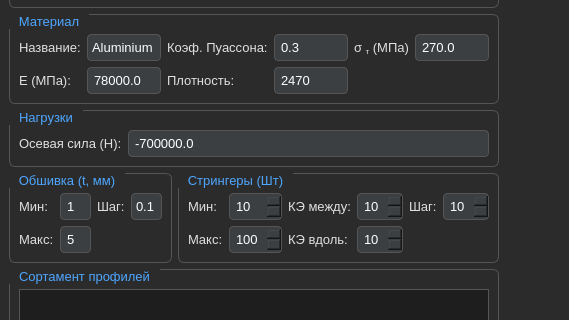
Before: the Qt Designer form ui/main_window.ui in eugeneZolotarev/fem_analyze_cone_shell, drawn with Qt 5; both pictures show x 0 to 569 and y 91 to 411 of the 1150 by 895 pixel window.
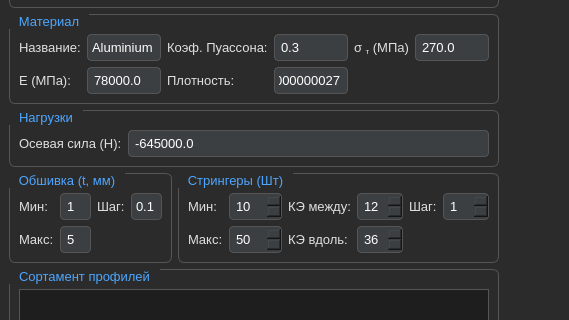
After: the same form once the commit is applied.

```diff
--- a/ui/main_window.ui
+++ b/ui/main_window.ui
@@ -145,7 +145,7 @@
            <item row="1" column="3">
             <widget class="QLineEdit" name="sb_mat_density">
              <property name="text">
-              <string>2470</string>
+              <string>0.0000000027</string>
              </property>
             </widget>
            </item>
@@ -182,7 +182,7 @@
            <item row="0" column="1">
             <widget class="QLineEdit" name="sb_load">
              <property name="text">
-              <string>-700000.0</string>
+              <string>-645000.0</string>
              </property>
             </widget>
            </item>
@@ -261,7 +261,7 @@
                 <number>500</number>
                </property>
                <property name="value">
-                <number>100</number>
+                <number>50</number>
                </property>
               </widget>
              </item>
@@ -299,14 +299,14 @@
              <item row="0" column="3">
               <widget class="QSpinBox" name="sb_elements_between">
                <property name="value">
-                <number>10</number>
+                <number>12</number>
                </property>
               </widget>
              </item>
              <item row="1" column="3">
               <widget class="QSpinBox" name="sb_str_along">
                <property name="value">
-                <number>10</number>
+                <number>36</number>
                </property>
               </widget>
              </item>
@@ -320,7 +320,7 @@
              <item row="0" column="5">
               <widget class="QSpinBox" name="sb_str_step">
                <property name="value">
-                <number>10</number>
+                <number>1</number>
                </property>
               </widget>
              </item>
```
